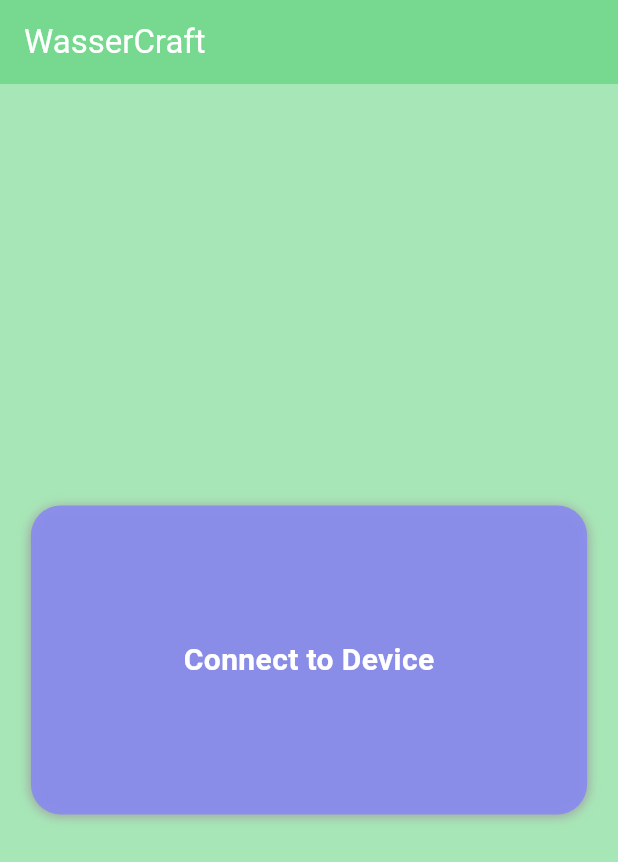
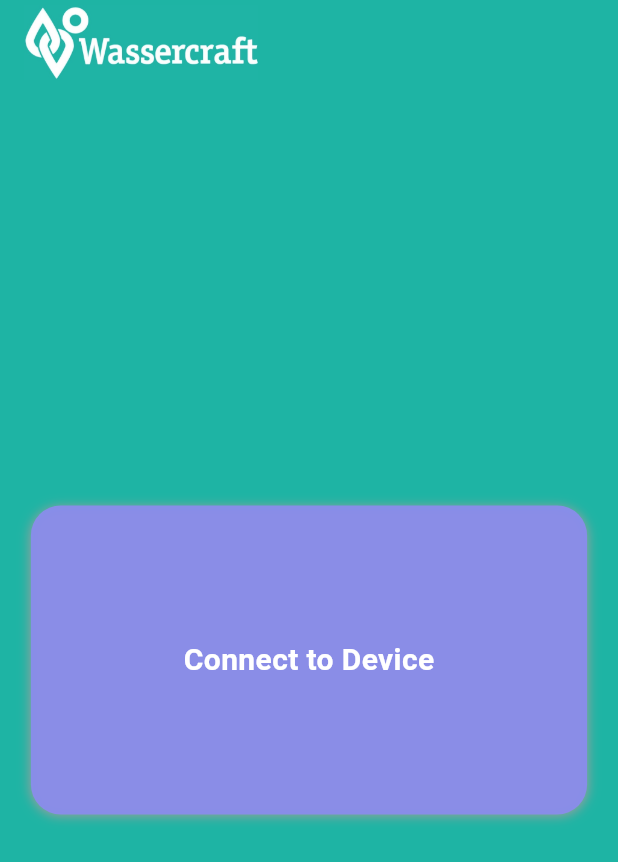
Before and after one commit to paishrikrishna/timmer, a Flutter app: the screen it shows after launch, on a phone screen of 412 x 824 dp. Shown: the top 862 px of the screen. Run offline on Flutter 3.47's test engine with Material 3 defaults, Android fonts, the phone set to English and light mode, and no system bars; our stand-ins replace numberpicker; missing offline and left inert: dart:ffi.

Commit message:
Added Logo and Changed APP Bar color

```diff
--- a/lib/main.dart
+++ b/lib/main.dart
@@ -18,7 +18,7 @@ class _MainAppState extends State<MainApp> {
   @override
   void initState() {
     super.initState();
-    Future.delayed(Duration(seconds: 3), () {
+    Future.delayed(Duration(seconds: 5), () {
       Navigator.pop(context);
       Navigator.push(context, MaterialPageRoute(builder: (context) {
         return const ListOfModules();
@@ -33,9 +33,9 @@ class _MainAppState extends State<MainApp> {
             elevation: 10,
             child: Container(
               decoration: const BoxDecoration(
-                color: Colors.white,
+                color: Color.fromARGB(255, 30, 180, 164),
                 image: DecorationImage(
-                  image: AssetImage("assets/images/Logo.png"),
+                  image: AssetImage("assets/images/Logo.jpg"),
                   fit: BoxFit.fitWidth,
                   alignment: Alignment.center,
                 ),
--- a/lib/timer_module_list.dart
+++ b/lib/timer_module_list.dart
@@ -124,7 +124,7 @@ class _ListOfModulesState extends State<ListOfModules>{
             theme: ThemeData(
               colorScheme: const ColorScheme(
                 brightness: Brightness.light,
-                primary: Color.fromARGB(116, 61, 201, 96),
+                primary: Color.fromARGB(255, 30, 180, 164),
                 onPrimary: Colors.white,
                 // Colors that are not relevant to AppBar in LIGHT mode:
                 //primaryVariant: Colors.grey,
@@ -133,7 +133,7 @@ class _ListOfModulesState extends State<ListOfModules>{
                 onSecondary: Colors.white,
                 background: Colors.white,
                 onBackground: Colors.grey,
-                surface: Color.fromARGB(116, 61, 201, 96),
+                surface: Color.fromARGB(255, 30, 180, 164),
                 onSurface: Colors.white,
                 error: Colors.grey,
                 onError: Colors.grey,
@@ -141,11 +141,7 @@ class _ListOfModulesState extends State<ListOfModules>{
             ),
             home: Scaffold(
               appBar: AppBar(
-                title: const Row(
-                  children: [
-                    Text("WasserCraft", style: TextStyle(color: Colors.white),),
-                  ],
-                ),
+                title: Image.asset('assets/images/AppBAR_Logo.jpg', height: 50,),
               ),
               body: Column(
                   mainAxisAlignment: MainAxisAlignment.center,
--- a/pubspec.yaml
+++ b/pubspec.yaml
@@ -25,3 +25,5 @@ flutter:
   uses-material-design: true
   assets:
     - assets/images/Logo.png
+    - assets/images/Logo.jpg
+    - assets/images/AppBAR_Logo.jpg
```
Also changed, not shown: lib/SetTimer.dart (+3 -7 lines), lib/SetTimerOpts.dart (+5 -4 lines), assets/images/AppBAR_Logo.jpg (added), assets/images/Logo.jpg (added).
